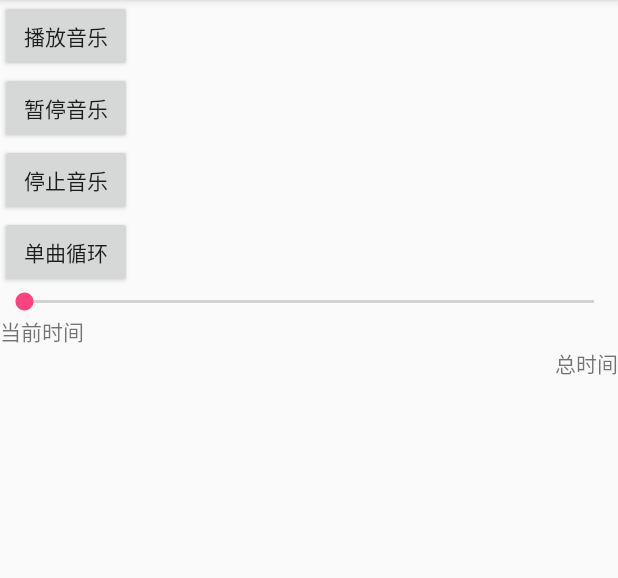
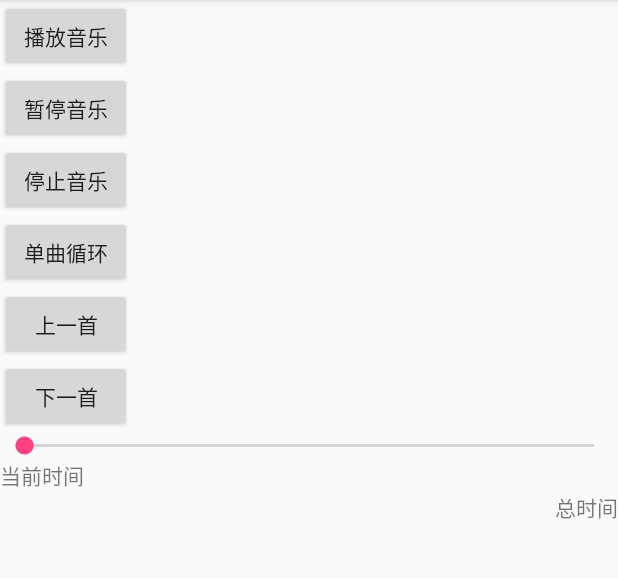
Before and after one commit to ayudadadi/Service-Binder, an Android app: the screen it shows after launch (MainActivity), on a phone screen of 412 x 824 dp, the part 84-662 px from its top. Run offline under Robolectric (Android 15) with nearby library versions, the phone set to English and light mode, and no system bars.

Commit message:
上一首下一首

```diff
--- a/MediaPlayer/app/src/main/java/com/ayu/mediaplayer/MainActivity.java
+++ b/MediaPlayer/app/src/main/java/com/ayu/mediaplayer/MainActivity.java
@@ -19,6 +19,8 @@ public class MainActivity extends AppCompatActivity {
     private Button btn_pause;
     private Button btn_stop;
     private Button btn_xh;
+    private Button btn_pre;
+    private Button btn_next;
     private MediaPlayer mediaPlayer;
     private SeekBar seekBar;
     private TextView txt_dq;
@@ -165,5 +167,7 @@ public class MainActivity extends AppCompatActivity {
         txt_dq = findViewById(R.id.txt_dq);
         txt_zong = findViewById(R.id.txt_zong);
         btn_xh = findViewById(R.id.btn_xh);
+        btn_pre = findViewById(R.id.btn_pre);
+        btn_next = findViewById(R.id.btn_next);
     }
 }
--- a/MediaPlayer/app/src/main/res/layout/activity_main.xml
+++ b/MediaPlayer/app/src/main/res/layout/activity_main.xml
@@ -28,6 +28,16 @@
         android:layout_height="wrap_content"
         android:text="单曲循环"
         android:id="@+id/btn_xh"/>
+    <Button
+        android:layout_width="wrap_content"
+        android:layout_height="wrap_content"
+        android:text="上一首"
+        android:id="@+id/btn_pre"/>
+    <Button
+        android:layout_width="wrap_content"
+        android:layout_height="wrap_content"
+        android:text="下一首"
+        android:id="@+id/btn_next"/>
     <SeekBar
         android:layout_width="match_parent"
         android:layout_height="wrap_content"
```
